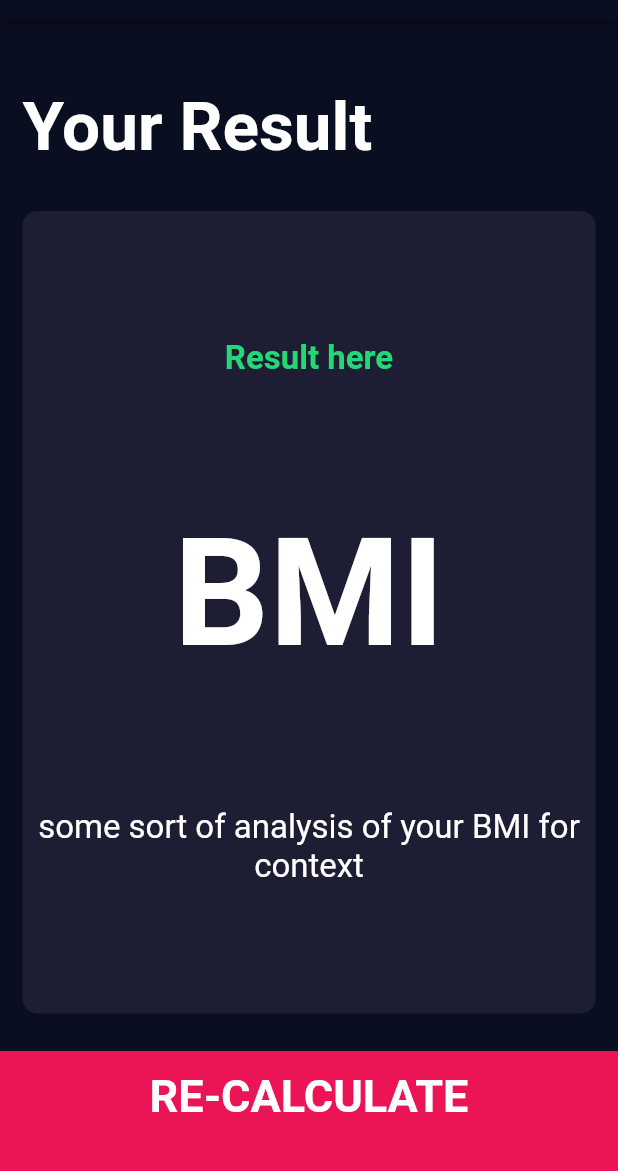
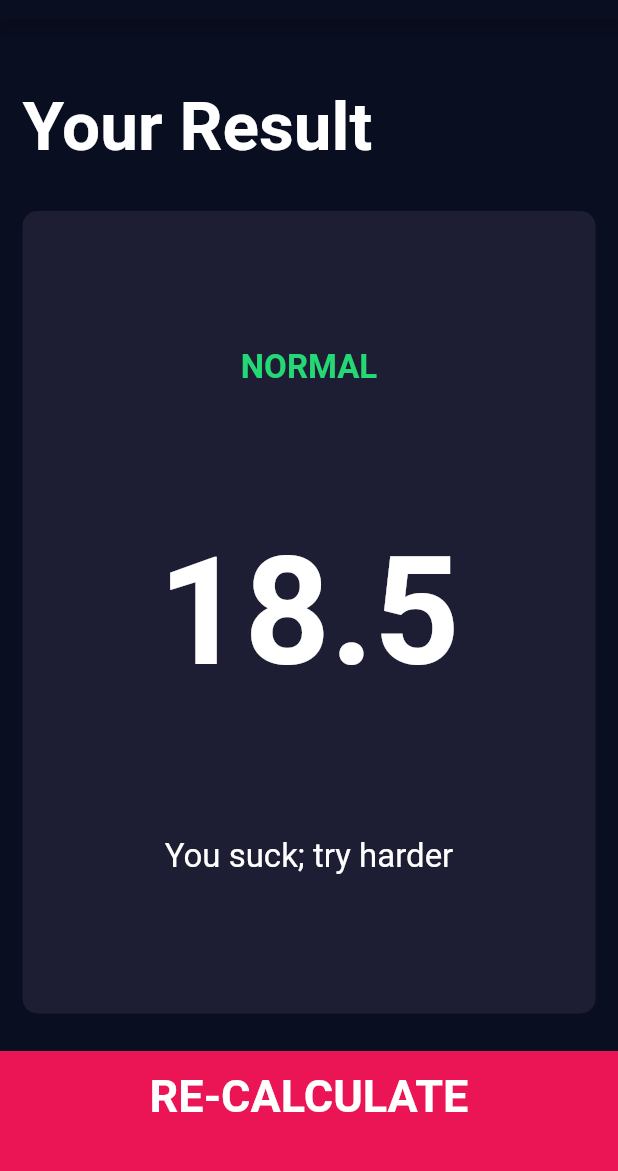
Before and after one commit to gTambo/flutter_tutorial_bmi_calculator, a Flutter app: the screen it shows after launch, after a tap on "CALCULATE", on a phone screen of 412 x 824 dp, the part 65-1236 px from its top. Run offline on Flutter 3.47's test engine with Material 2 defaults, Android fonts, the phone set to English and light mode, and no system bars; our stand-ins replace font_awesome_flutter.

Commit message:
implementing calculations from input page to results page

```diff
--- a/lib/calculator_brain.dart
+++ b/lib/calculator_brain.dart
@@ -27,9 +27,9 @@ class CalculatorBrain {
     if (_bmi! >= 25) {
       return 'You suck; try harder';
     } else if (_bmi! > 18.5) {
-      return 'You also suck; try harder';
+      return 'You suck; try harder';
     } else {
-      return 'You still suck; try harder';
+      return 'You suck; try harder';
     }
   }
 }
--- a/lib/screens/input_page.dart
+++ b/lib/screens/input_page.dart
@@ -225,7 +225,11 @@ class _InputPageState extends State<InputPage> {
                 Navigator.push(
                   context,
                   MaterialPageRoute(
-                    builder: (context) => ResultsPage(),
+                    builder: (context) => ResultsPage(
+                      bmiResult: calc.calculateBMI(),
+                      resultText: calc.getResult(),
+                      interpretation: calc.getInterpretation(),
+                    ),
                   ),
                 );
               },
--- a/lib/screens/results_page.dart
+++ b/lib/screens/results_page.dart
@@ -3,14 +3,17 @@ import 'package:bmi_calculator/components/reusable_card.dart';
 import 'package:flutter/material.dart';
 import '../components/bottom_button.dart';
 
-class ResultsPage extends StatefulWidget {
-  // const ResultsPage();
+class ResultsPage extends StatelessWidget {
+  const ResultsPage({
+    required this.bmiResult,
+    required this.interpretation,
+    required this.resultText,
+  });
 
-  @override
-  State<ResultsPage> createState() => _ResultsPageState();
-}
+  final String bmiResult;
+  final String resultText;
+  final String interpretation;
 
-class _ResultsPageState extends State<ResultsPage> {
   @override
   Widget build(BuildContext context) {
     return Scaffold(
@@ -42,15 +45,15 @@ class _ResultsPageState extends State<ResultsPage> {
                 mainAxisAlignment: MainAxisAlignment.spaceEvenly,
                 children: [
                   Text(
-                    'Result here',
+                    resultText.toUpperCase(),
                     style: kResultsTextStyle,
                   ),
                   Text(
-                    'BMI',
+                    bmiResult,
                     style: kBMIResultTextStyle,
                   ),
                   Text(
-                    'some sort of analysis of your BMI for context',
+                    interpretation,
                     style: kBodyTextStyle,
                     textAlign: TextAlign.center,
                   ),
```
